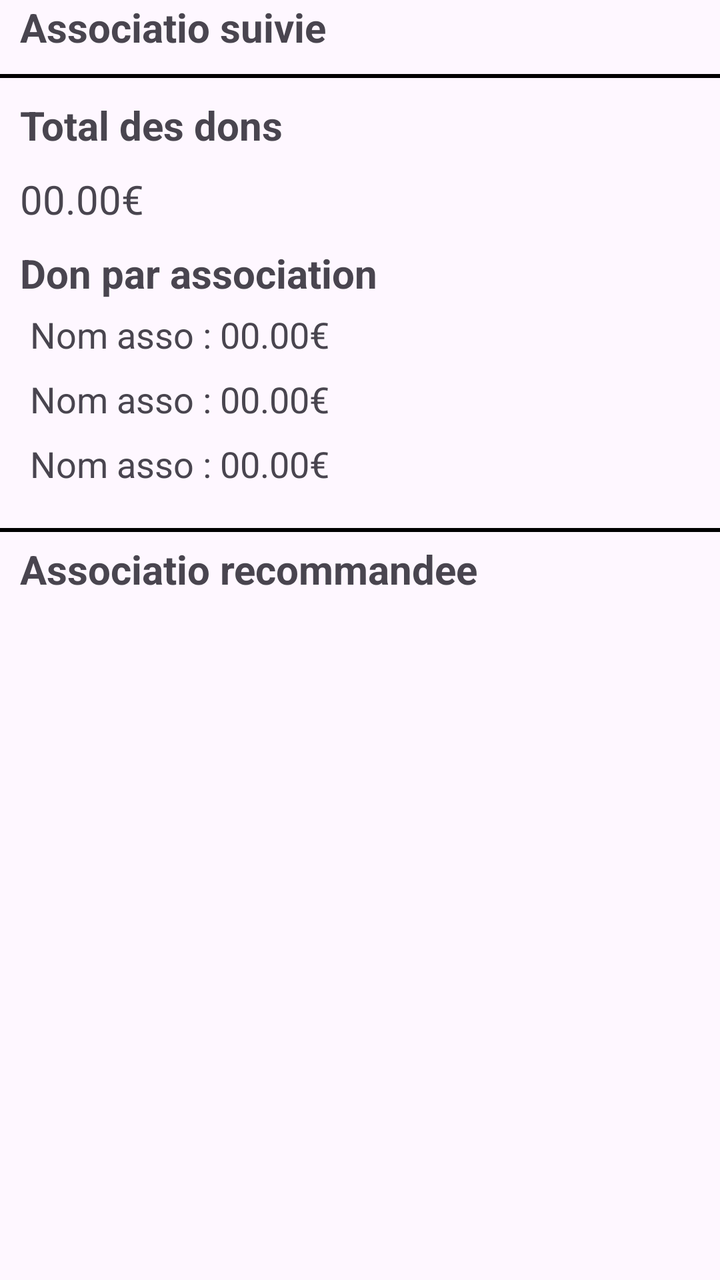
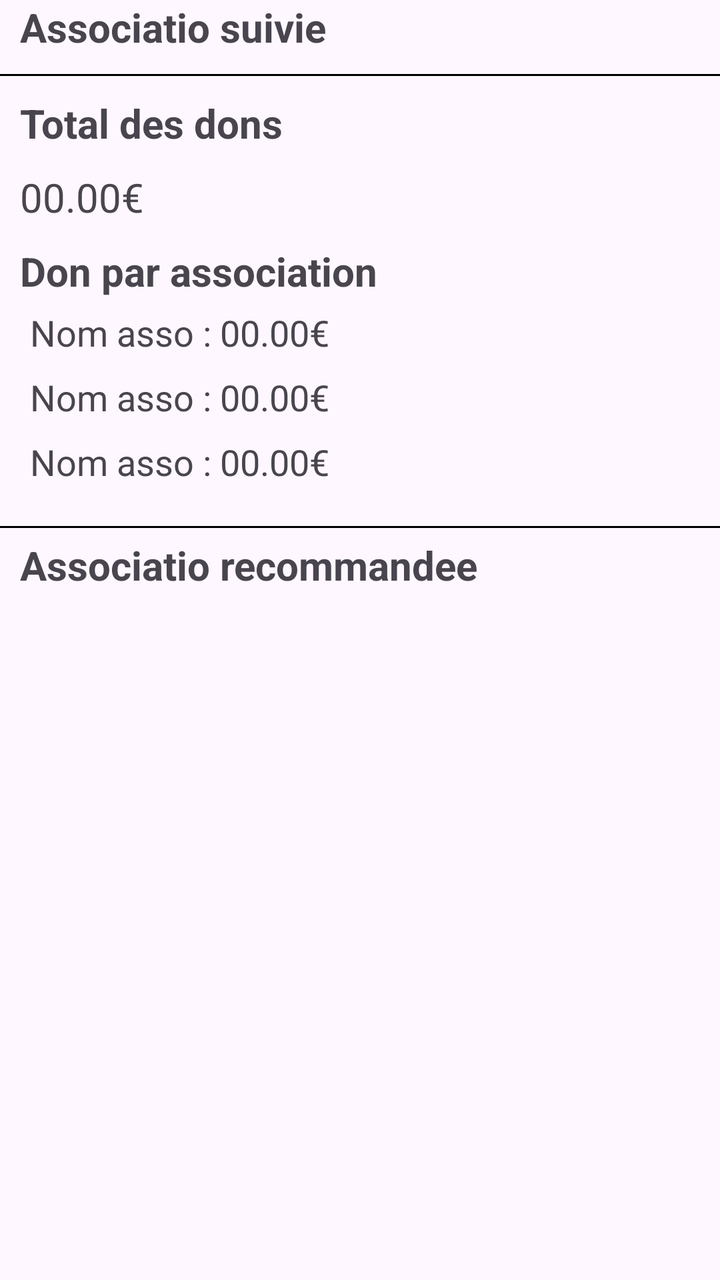

Before-and-after screenshots of an Android layout around one commit, followed by the original layout XML and the change that was made.
<!-- AndroidManifest.xml: application theme Theme.NewAgapiVERSION311CLEAN -->
<!-- res/layout/fragment_user.xml -->
<androidx.constraintlayout.widget.ConstraintLayout xmlns:android="http://schemas.android.com/apk/res/android"
    xmlns:tools="http://schemas.android.com/tools"
    android:layout_width="match_parent"
    android:layout_height="match_parent"
    xmlns:app="http://schemas.android.com/apk/res-auto"
    tools:context="fragments.UserFragment">


    <TextView
        android:layout_width="wrap_content"
        android:layout_height="wrap_content"
        android:text="Associatio suivie"
        android:textStyle="bold"
        android:textSize="20dp"
        app:layout_constraintTop_toTopOf="parent"
        app:layout_constraintStart_toStartOf="parent"
        android:layout_marginStart="10dp"
        android:id="@+id/textViewAssociationSuivie"
        />

    <androidx.recyclerview.widget.RecyclerView
        android:layout_width="match_parent"
        android:layout_height="wrap_content"
        android:id="@+id/listeAssociationSuivie"
        app:layout_constraintStart_toStartOf="parent"
        app:layout_constraintTop_toBottomOf="@id/textViewAssociationSuivie"
        android:layout_marginStart="5dp"
         />

    <View
        android:id="@+id/barAssociationSuivie"
        android:layout_width="match_parent"
        android:layout_height="2dp"
        app:layout_constraintTop_toBottomOf="@id/listeAssociationSuivie"
        android:background="@color/text_svg_main_color"
        android:layout_marginTop="10dp"
        />

    <TextView
        android:id="@+id/TitleDon"
        android:layout_width="wrap_content"
        android:layout_height="wrap_content"
        android:text="Total des dons"
        app:layout_constraintTop_toBottomOf="@+id/barAssociationSuivie"
        app:layout_constraintStart_toStartOf="parent"
        android:layout_marginStart="10dp"
        android:layout_marginTop="10dp"
        android:textSize="20dp"
        android:textStyle="bold"
        />

    <TextView
        android:id="@+id/montantTotal"
        android:layout_width="wrap_content"
        android:layout_height="wrap_content"
        android:textSize="20dp"
        android:layout_marginTop="10dp"
        android:text="00.00€"
        app:layout_constraintStart_toStartOf="@+id/TitleDon"
        app:layout_constraintTop_toBottomOf="@+id/TitleDon" />

    <TextView
        android:id="@+id/TitleDonParAssociation"
        android:layout_width="wrap_content"
        android:layout_height="wrap_content"
        android:text="Don par association"
        android:layout_marginTop="10dp"
        android:textSize="20dp"
        android:textStyle="bold"

        app:layout_constraintStart_toStartOf="@+id/montantTotal"
        app:layout_constraintTop_toBottomOf="@+id/montantTotal" />

    <TextView
        android:id="@+id/DonParAssociationText1"
        android:layout_width="wrap_content"
        android:layout_height="wrap_content"
        android:text="Nom asso : 00.00€ "
        android:layout_marginTop="5dp"
        android:textSize="18dp"
        android:layout_marginStart="5dp"
        app:layout_constraintStart_toStartOf="@+id/TitleDonParAssociation"
        app:layout_constraintTop_toBottomOf="@+id/TitleDonParAssociation" />

    <TextView
        android:id="@+id/DonParAssociationText2"
        android:layout_width="wrap_content"
        android:layout_height="wrap_content"
        android:text="Nom asso : 00.00€ "
        android:layout_marginTop="8dp"
        android:textSize="18dp"

        app:layout_constraintStart_toStartOf="@+id/DonParAssociationText1"
        app:layout_constraintTop_toBottomOf="@+id/DonParAssociationText1" />

    <TextView
        android:id="@+id/DonParAssociationText3"
        android:layout_width="wrap_content"
        android:layout_height="wrap_content"
        android:text="Nom asso : 00.00€ "
        android:layout_marginTop="8dp"
        android:textSize="18dp"
        app:layout_constraintStart_toStartOf="@+id/DonParAssociationText2"
        app:layout_constraintTop_toBottomOf="@+id/DonParAssociationText2" />

    <View
        android:id="@+id/barTotalDesDons"
        android:layout_width="match_parent"
        android:layout_height="2dp"
        app:layout_constraintTop_toBottomOf="@id/DonParAssociationText3"
        android:background="@color/text_svg_main_color"
        android:layout_marginTop="20dp"
        />


    <TextView
        android:id="@+id/textViewAssociationRecommandee"
        android:layout_width="wrap_content"
        android:layout_height="wrap_content"
        android:layout_marginStart="10dp"
        android:text="Associatio recommandee"
        android:textSize="20dp"
        android:textStyle="bold"
        app:layout_constraintStart_toStartOf="parent"
        app:layout_constraintTop_toBottomOf="@id/barTotalDesDons"
        android:layout_marginTop="5dp"
        />

    <androidx.recyclerview.widget.RecyclerView
        android:layout_width="match_parent"
        android:layout_height="wrap_content"
        app:layout_constraintTop_toBottomOf="@+id/textViewAssociationRecommandee"
        android:layout_marginStart="5dp" />


</androidx.constraintlayout.widget.ConstraintLayout>
<!-- resources referenced by this layout -->
<resources>
  <color name="text_svg_main_color">#FF000000</color>
  <style name="Theme.NewAgapiVERSION311CLEAN" parent="Base.Theme.NewAgapiVERSION311CLEAN" />
  <style name="Base.Theme.NewAgapiVERSION311CLEAN" parent="Theme.Material3.DayNight.NoActionBar">
          
          
        
      </style>
</resources>

<!-- the commit's change to res/layout/fragment_user.xml (unified diff, before → after) -->
@@ -30,7 +30,7 @@
     <View
         android:id="@+id/barAssociationSuivie"
         android:layout_width="match_parent"
-        android:layout_height="2dp"
+        android:layout_height="1dp"
         app:layout_constraintTop_toBottomOf="@id/listeAssociationSuivie"
         android:background="@color/text_svg_main_color"
         android:layout_marginTop="10dp"
@@ -106,7 +106,7 @@
     <View
         android:id="@+id/barTotalDesDons"
         android:layout_width="match_parent"
-        android:layout_height="2dp"
+        android:layout_height="1dp"
         app:layout_constraintTop_toBottomOf="@id/DonParAssociationText3"
         android:background="@color/text_svg_main_color"
         android:layout_marginTop="20dp"
